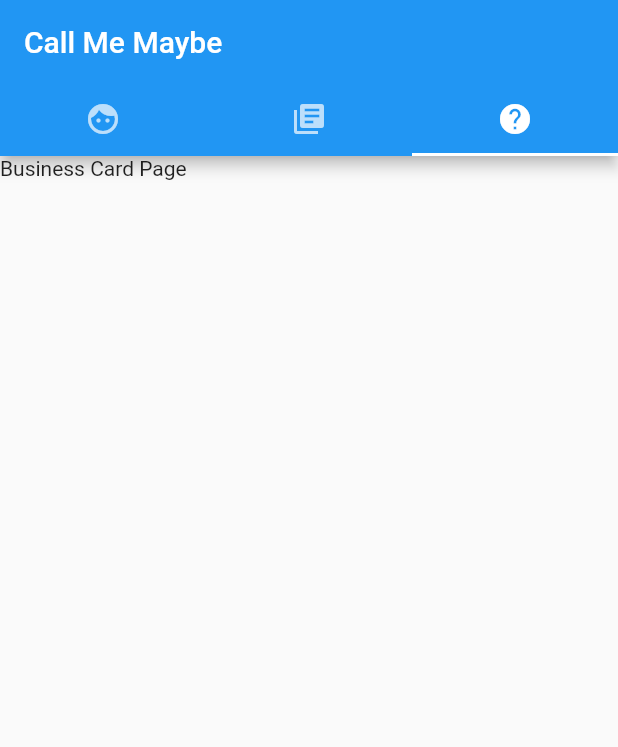
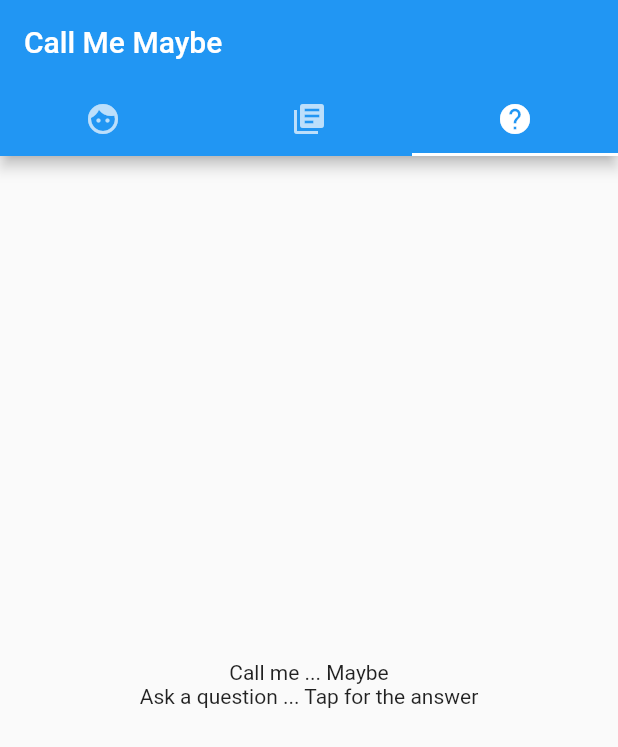
Before and after one commit to anderja8/resumeFlutterApp, a Flutter app: the screen it shows after launch, tab 3 chosen, on a phone screen of 412 x 824 dp. Shown: the top 747 px of the screen. Run offline on Flutter 3.47's test engine with Material 2 defaults, Android fonts, the phone set to English and light mode, and no system bars.

Commit message:
Did a lot of refactoring and took a crack at the guessing page. That page is broken and the business card links are broken. Too tired to try to fix them right now.

```diff
--- a/lib/CallBackGuessPage.dart
+++ /dev/null
@@ -1,10 +0,0 @@
-import 'package:flutter/material.dart';
-
-class CallBackGuessPage extends StatelessWidget {
-  CallBackGuessPage({Key key}) : super(key: key);
-
-  @override
-  Widget build(BuildContext context) {
-    return Text('Business Card Page');
-  }
-}
--- a/lib/NavController.dart
+++ b/lib/NavController.dart
@@ -1,7 +1,7 @@
 import 'package:flutter/material.dart';
-import 'BusinessCardPage.dart';
-import 'ResumePage.dart';
-import 'CallBackGuessPage.dart';
+import 'screens/BusinessCardPage.dart';
+import 'screens/ResumePage.dart';
+import 'screens/CallBackGuessPage.dart';
 
 // This class will control the nav bar and ensure the right
 // page gets loaded.
@@ -13,27 +13,31 @@ class NavController extends StatefulWidget {
   _NavControllerState createState() => _NavControllerState();
 }
 
+Widget iconTab(IconData icon) {
+  return Tab(icon: Icon(icon));
+}
+
+final tabs = [
+  iconTab(Icons.face),
+  iconTab(Icons.library_books),
+  iconTab(Icons.help),
+];
+
+final screens = [
+  BusinessCardPage(),
+  ResumePage(),
+  CallBackGuessPage(),
+];
+
 class _NavControllerState extends State<NavController> {
   @override
   Widget build(BuildContext context) {
     return DefaultTabController(
-        length: 3,
+        length: tabs.length,
+        initialIndex: 0,
         child: Scaffold(
             appBar: AppBar(
-                title: Text('Call Me Maybe'),
-                bottom: TabBar(tabs: [
-                  iconTab(Icons.face),
-                  iconTab(Icons.library_books),
-                  iconTab(Icons.help),
-                ])),
-            body: TabBarView(children: [
-              BusinessCardPage(),
-              ResumePage(),
-              CallBackGuessPage(),
-            ])));
+                title: Text('Call Me Maybe'), bottom: TabBar(tabs: tabs)),
+            body: TabBarView(children: screens)));
   }
 }
-
-Widget iconTab(IconData icon) {
-  return Tab(icon: Icon(icon));
-}
--- a/lib/main.dart
+++ b/lib/main.dart
@@ -3,6 +3,7 @@ import 'package:flutter/services.dart';
 import 'App.dart';
 
 void main() {
+  WidgetsFlutterBinding.ensureInitialized();
   SystemChrome.setPreferredOrientations([
     DeviceOrientation.landscapeLeft,
     DeviceOrientation.landscapeRight,
--- /dev/null
+++ b/lib/models/CallBackGuesser.dart
@@ -0,0 +1,23 @@
+import 'dart:math';
+
+class CallBackGuesser {
+  final _answers = [
+    'If the moon is blue, yes. Else, no.',
+    'Is 0 divisible by infinity?',
+    'Ask again later.',
+    'You know it!',
+    'I wouldn\'t count on it.',
+    'Only if the day ends in \'y\'.',
+    'Absolutely not.',
+    'The future is still murky.',
+  ];
+
+  Random random = Random();
+  String _currAnswer = "";
+
+  void setAnswer() {
+    _currAnswer = _answers[random.nextInt(8)];
+  }
+
+  String get answer => _currAnswer;
+}
--- /dev/null
+++ b/lib/screens/CallBackGuessPage.dart
@@ -0,0 +1,27 @@
+import 'package:flutter/material.dart';
+import 'package:resumeFlutterApp/models/CallBackGuesser.dart';
+import '../models/CallBackGuesser.dart';
+
+class CallBackGuessPage extends StatefulWidget {
+  @override
+  _CallBackGuessPageState createState() => _CallBackGuessPageState();
+}
+
+class _CallBackGuessPageState extends State<CallBackGuessPage> {
+  CallBackGuesser cbg = CallBackGuesser();
+
+  Widget build(BuildContext context) {
+    return Column(mainAxisAlignment: MainAxisAlignment.center, children: [
+      Text('Call me ... Maybe'),
+      Text('Ask a question ... Tap for the answer'),
+      GestureDetector(
+          onTap: () {
+            setState(() {
+              cbg.setAnswer();
+            });
+          },
+          child: Text('${cbg.answer}') //Text('${cbg.answer}'),
+          )
+    ]);
+  }
+}
--- a/lib/ResumePage.dart
+++ b/lib/screens/ResumePage.dart
@@ -1,5 +1,5 @@
 import 'package:flutter/material.dart';
-import 'UserDetails.dart';
+import '../UserDetails.dart';
 
 class ResumePage extends StatelessWidget {
   ResumePage({Key key}) : super(key: key);
```
Also changed, not shown: lib/BusinessCardPage.dart (deleted, +0 -31 lines), lib/screens/BusinessCardPage.dart (added, +60 -0 lines), pubspec.yaml (+2 -11 lines), pubspec.lock.
